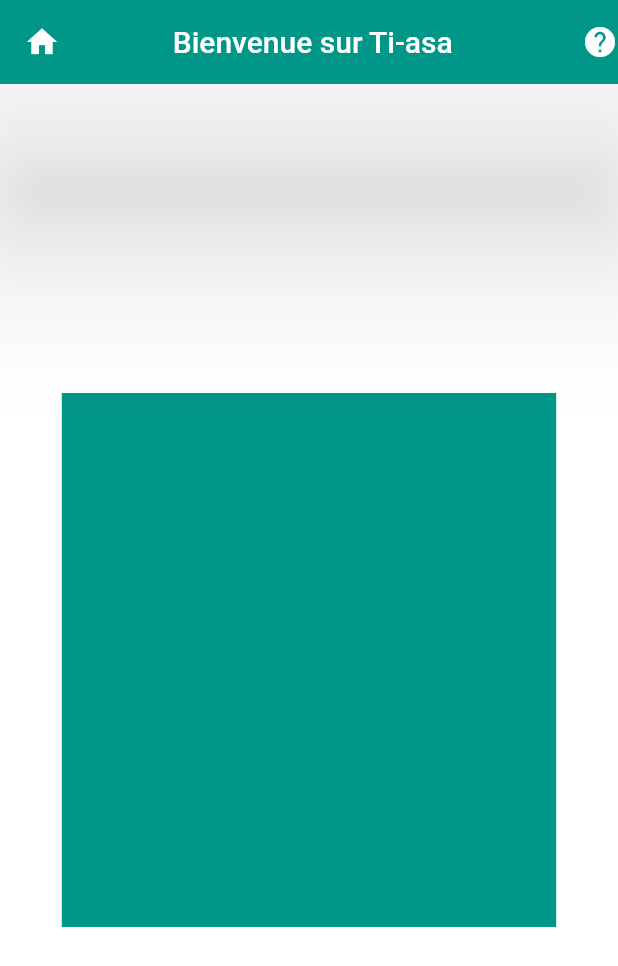
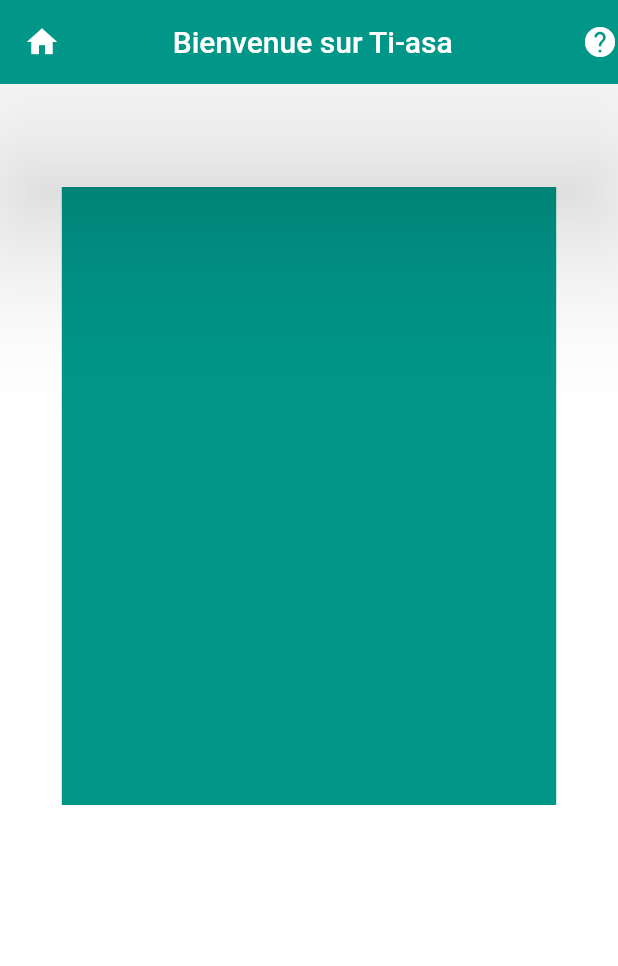
Before and after one commit to Rise-esti/Ti-asa-APP, a Flutter app: the screen it shows after launch, on a phone screen of 412 x 824 dp. Shown: the top 966 px of the screen. Run offline on Flutter 3.47's test engine with Material 2 defaults, Android fonts, the phone set to English and light mode, and no system bars.

```diff
--- a/lib/main.dart
+++ b/lib/main.dart
@@ -48,7 +48,7 @@ class _Home extends State<Home>{
         color: Colors.teal,
         height:  MediaQuery.of(context).size.height / 2,
         width: 4 * MediaQuery.of(context).size.width / 5,
-        margin: EdgeInsets.only(bottom: MediaQuery.of(context).size.height / 4, top: MediaQuery.of(context).size.height / 4  ,
+        margin: EdgeInsets.only(top: MediaQuery.of(context).size.height / 12  ,
           right: MediaQuery.of(context).size.width / 10, left: MediaQuery.of(context).size.width / 10
         ),
 
```
